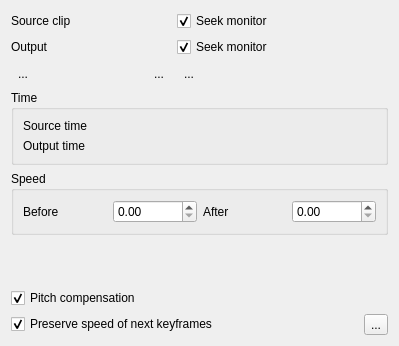
This is src/ui/timeremap_ui.ui in KDE/kdenlive as Qt 5 draws it before an edit. The edited form follows.
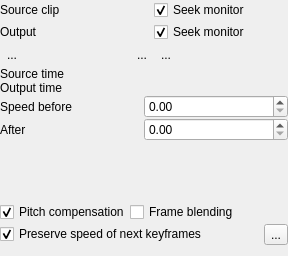
This is the edited form. Icons and pictures are not drawn.

Commit message: Timeremap: expose frame blending param

What changed in the file:
```diff
--- a/src/ui/timeremap_ui.ui
+++ b/src/ui/timeremap_ui.ui
@@ -6,44 +6,43 @@
    <rect>
     <x>0</x>
     <y>0</y>
-    <width>399</width>
-    <height>346</height>
+    <width>288</width>
+    <height>256</height>
    </rect>
   </property>
   <property name="windowTitle">
    <string>Form</string>
   </property>
   <layout class="QGridLayout" name="gridLayout_2">
-   <item row="4" column="0" colspan="5">
-    <widget class="QGroupBox" name="time_box">
-     <property name="title">
-      <string>Time</string>
+   <property name="leftMargin">
+    <number>0</number>
+   </property>
+   <property name="topMargin">
+    <number>0</number>
+   </property>
+   <property name="rightMargin">
+    <number>0</number>
+   </property>
+   <property name="horizontalSpacing">
+    <number>0</number>
+   </property>
+   <property name="verticalSpacing">
+    <number>2</number>
+   </property>
+   <item row="6" column="0">
+    <widget class="QCheckBox" name="pitch_compensate">
+     <property name="text">
+      <string>Pitch compensation</string>
      </property>
-     <layout class="QGridLayout" name="gridLayout">
-      <item row="0" column="0">
-       <widget class="QLabel" name="label">
-        <property name="text">
-         <string>Source time</string>
-        </property>
-       </widget>
-      </item>
-      <item row="0" column="1">
-       <layout class="QHBoxLayout" name="inLayout"/>
-      </item>
-      <item row="1" column="0">
-       <widget class="QLabel" name="label_2">
-        <property name="text">
-         <string>Output time</string>
-        </property>
-       </widget>
-      </item>
-      <item row="1" column="1">
-       <layout class="QHBoxLayout" name="outLayout"/>
-      </item>
-     </layout>
+     <property name="checked">
+      <bool>true</bool>
+     </property>
+     <property name="tristate">
+      <bool>false</bool>
+     </property>
     </widget>
    </item>
-   <item row="8" column="4">
+   <item row="7" column="4">
     <widget class="QToolButton" name="button_del">
      <property name="text">
       <string>...</string>
@@ -54,74 +53,23 @@
      </property>
     </widget>
    </item>
-   <item row="6" column="0">
-    <spacer name="verticalSpacer">
-     <property name="orientation">
-      <enum>Qt::Vertical</enum>
-     </property>
-     <property name="sizeHint" stdset="0">
-      <size>
-       <width>20</width>
-       <height>39</height>
-      </size>
-     </property>
-    </spacer>
-   </item>
-   <item row="3" column="2">
-    <widget class="QToolButton" name="button_add">
+   <item row="2" column="2" colspan="3">
+    <widget class="QCheckBox" name="output_seek">
      <property name="text">
-      <string>...</string>
+      <string>Seek monitor</string>
      </property>
-     <property name="icon">
-      <iconset theme="list-add">
-       <normaloff>../../../../.designer/backup</normaloff>../../../../.designer/backup</iconset>
-     </property>
-     <property name="autoRaise">
+     <property name="checked">
       <bool>true</bool>
      </property>
     </widget>
    </item>
-   <item row="5" column="0" colspan="5">
-    <widget class="QGroupBox" name="speed_box">
-     <property name="title">
-      <string>Speed</string>
-     </property>
-     <layout class="QHBoxLayout" name="horizontalLayout">
-      <item>
-       <widget class="QLabel" name="label_3">
-        <property name="text">
-         <string>Before</string>
-        </property>
-       </widget>
-      </item>
-      <item>
-       <widget class="QDoubleSpinBox" name="speedBefore">
-        <property name="maximum">
-         <double>100000.000000000000000</double>
-        </property>
-       </widget>
-      </item>
-      <item>
-       <widget class="QLabel" name="label_4">
-        <property name="text">
-         <string>After</string>
-        </property>
-       </widget>
-      </item>
-      <item>
-       <widget class="QDoubleSpinBox" name="speedAfter">
-        <property name="maximum">
-         <double>100000.000000000000000</double>
-        </property>
-       </widget>
-      </item>
-     </layout>
-    </widget>
-   </item>
-   <item row="2" column="0" colspan="2">
-    <widget class="QLabel" name="label_5">
+   <item row="0" column="2" colspan="3">
+    <widget class="QCheckBox" name="source_seek">
      <property name="text">
-      <string>Output</string>
+      <string>Seek monitor</string>
+     </property>
+     <property name="checked">
+      <bool>true</bool>
      </property>
     </widget>
    </item>
@@ -138,16 +86,6 @@
      </property>
     </spacer>
    </item>
-   <item row="2" column="2" colspan="3">
-    <widget class="QCheckBox" name="output_seek">
-     <property name="text">
-      <string>Seek monitor</string>
-     </property>
-     <property name="checked">
-      <bool>true</bool>
-     </property>
-    </widget>
-   </item>
    <item row="3" column="0">
     <widget class="QToolButton" name="button_prev">
      <property name="text">
@@ -162,6 +100,120 @@
      </property>
     </widget>
    </item>
+   <item row="5" column="0">
+    <spacer name="verticalSpacer">
+     <property name="orientation">
+      <enum>Qt::Vertical</enum>
+     </property>
+     <property name="sizeHint" stdset="0">
+      <size>
+       <width>20</width>
+       <height>39</height>
+      </size>
+     </property>
+    </spacer>
+   </item>
+   <item row="2" column="0" colspan="2">
+    <widget class="QLabel" name="label_5">
+     <property name="text">
+      <string>Output</string>
+     </property>
+    </widget>
+   </item>
+   <item row="4" column="0" colspan="5">
+    <widget class="QFrame" name="info_frame">
+     <property name="frameShape">
+      <enum>QFrame::NoFrame</enum>
+     </property>
+     <property name="frameShadow">
+      <enum>QFrame::Raised</enum>
+     </property>
+     <layout class="QVBoxLayout" name="verticalLayout">
+      <property name="spacing">
+       <number>0</number>
+      </property>
+      <property name="leftMargin">
+       <number>0</number>
+      </property>
+      <property name="topMargin">
+       <number>0</number>
+      </property>
+      <property name="rightMargin">
+       <number>0</number>
+      </property>
+      <property name="bottomMargin">
+       <number>0</number>
+      </property>
+      <item>
+       <layout class="QHBoxLayout" name="horizontalLayout_2">
+        <item>
+         <widget class="QLabel" name="label">
+          <property name="text">
+           <string>Source time</string>
+          </property>
+         </widget>
+        </item>
+        <item>
+         <layout class="QHBoxLayout" name="inLayout"/>
+        </item>
+       </layout>
+      </item>
+      <item>
+       <layout class="QHBoxLayout" name="horizontalLayout_3">
+        <item>
+         <widget class="QLabel" name="label_2">
+          <property name="text">
+           <string>Output time</string>
+          </property>
+         </widget>
+        </item>
+        <item>
+         <layout class="QHBoxLayout" name="outLayout"/>
+        </item>
+       </layout>
+      </item>
+      <item>
+       <layout class="QHBoxLayout" name="horizontalLayout">
+        <item>
+         <widget class="QLabel" name="label_3">
+          <property name="text">
+           <string>Speed before</string>
+          </property>
+         </widget>
+        </item>
+        <item>
+         <widget class="QDoubleSpinBox" name="speedBefore">
+          <property name="maximum">
+           <double>100000.000000000000000</double>
+          </property>
+         </widget>
+        </item>
+       </layout>
+      </item>
+      <item>
+       <layout class="QHBoxLayout" name="horizontalLayout_4">
+        <item>
+         <widget class="QLabel" name="label_4">
+          <property name="text">
+           <string>After</string>
+          </property>
+         </widget>
+        </item>
+        <item>
+         <widget class="QDoubleSpinBox" name="speedAfter">
+          <property name="maximum">
+           <double>100000.000000000000000</double>
+          </property>
+         </widget>
+        </item>
+       </layout>
+      </item>
+     </layout>
+    </widget>
+   </item>
+   <item row="1" column="0" colspan="5">
+    <layout class="QVBoxLayout" name="remapLayout"/>
+   </item>
    <item row="0" column="0" colspan="2">
     <widget class="QLabel" name="label_6">
      <property name="text">
@@ -169,6 +221,13 @@
      </property>
     </widget>
    </item>
+   <item row="6" column="1" colspan="4">
+    <widget class="QCheckBox" name="frame_blending">
+     <property name="text">
+      <string>Frame blending</string>
+     </property>
+    </widget>
+   </item>
    <item row="3" column="1">
     <widget class="QToolButton" name="button_next">
      <property name="text">
@@ -183,10 +242,21 @@
      </property>
     </widget>
    </item>
-   <item row="1" column="0" colspan="5">
-    <layout class="QVBoxLayout" name="remapLayout"/>
+   <item row="3" column="2">
+    <widget class="QToolButton" name="button_add">
+     <property name="text">
+      <string>...</string>
+     </property>
+     <property name="icon">
+      <iconset theme="list-add">
+       <normaloff>../../../../.designer/backup</normaloff>../../../../.designer/backup</iconset>
+     </property>
+     <property name="autoRaise">
+      <bool>true</bool>
+     </property>
+    </widget>
    </item>
-   <item row="8" column="0" colspan="4">
+   <item row="7" column="0" colspan="4">
     <widget class="QCheckBox" name="move_next">
      <property name="text">
       <string>Preserve speed of next keyframes</string>
@@ -196,29 +266,6 @@
      </property>
     </widget>
    </item>
-   <item row="0" column="2" colspan="3">
-    <widget class="QCheckBox" name="source_seek">
-     <property name="text">
-      <string>Seek monitor</string>
-     </property>
-     <property name="checked">
-      <bool>true</bool>
-     </property>
-    </widget>
-   </item>
-   <item row="7" column="0">
-    <widget class="QCheckBox" name="pitch_compensate">
-     <property name="text">
-      <string>Pitch compensation</string>
-     </property>
-     <property name="checked">
-      <bool>true</bool>
-     </property>
-     <property name="tristate">
-      <bool>false</bool>
-     </property>
-    </widget>
-   </item>
   </layout>
  </widget>
  <resources/>
```
The commit also changes 2 other files.
